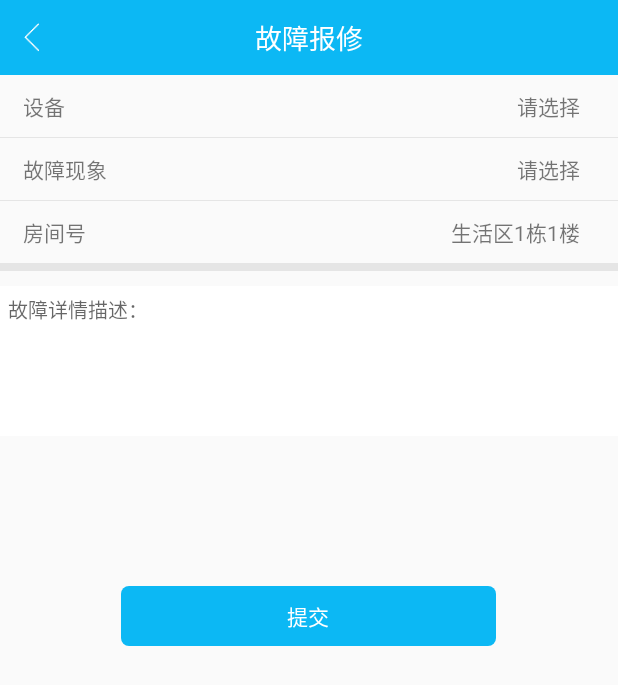
After one commit to kotnekai/ZhiDeProject, an Android app: the RepairActivity screen opened directly, with no data from a screen before it, on a phone screen of 412 x 824 dp. The commit adds this screen. Shown: the top 685 px of the screen. Run offline under Robolectric (Android 15) with nearby library versions, the phone set to English and light mode, and no system bars; our stand-ins replace ButterKnife, CircleImageView, EventBus; libraries missing offline, so code that uses them is left out: org.jaaksi.pickerview.

Commit message:
其他页面

```diff
--- a/app/build.gradle
+++ b/app/build.gradle
@@ -37,6 +37,8 @@ dependencies {
     compile 'com.scwang.smartrefresh:SmartRefreshHeader:1.1.0-alpha-14'
     compile 'com.android.support:recyclerview-v7:26.+'
     compile 'com.tencent.mm.opensdk:wechat-sdk-android-with-mta:+'
+    compile 'org.jaaksi:pickerview:1.0.1'
+
     testCompile 'junit:junit:4.12'
     compile project(path: ':okhttputils')
     compile project(':okhttputils')
--- a/app/src/main/java/com/zhide/app/common/ComApplication.java
+++ b/app/src/main/java/com/zhide/app/common/ComApplication.java
@@ -20,6 +20,7 @@ import com.tencent.mm.opensdk.openapi.IWXAPI;
 import com.tencent.mm.opensdk.openapi.WXAPIFactory;
 import com.zhide.app.R;
 import com.zhide.app.okhttp.MyOkhttpUtils;
+import com.zhide.app.utils.PickViewUtil;
 
 import java.util.ArrayList;
 import java.util.List;
@@ -72,6 +73,8 @@ public class ComApplication extends Application {
         msgApi.registerApp("wxd930ea5d5a258f4f");
         Log.d("xyc", "getMsgApi: msgApi1="+msgApi);
         ApplicationHolder.getInstance().setMsgApi(msgApi);
+        PickViewUtil.initTimePickOptions(this);
+
     }
 
 
--- /dev/null
+++ b/app/src/main/java/com/zhide/app/view/activity/RepairActivity.java
@@ -0,0 +1,86 @@
+package com.zhide.app.view.activity;
+
+import android.content.Context;
+import android.content.Intent;
+import android.os.Bundle;
+import android.view.View;
+import android.widget.EditText;
+import android.widget.TextView;
+
+import com.zhide.app.R;
+import com.zhide.app.model.SpinnerSelectModel;
+import com.zhide.app.utils.InitUtils;
+import com.zhide.app.utils.PickViewUtil;
+import com.zhide.app.utils.ToastUtil;
+import com.zhide.app.view.base.BaseActivity;
+
+import org.jaaksi.pickerview.dataset.OptionDataSet;
+import org.jaaksi.pickerview.picker.OptionPicker;
+
+import java.util.List;
+
+import butterknife.BindView;
+import butterknife.OnClick;
+
+public class RepairActivity extends BaseActivity {
+
+    @BindView(R.id.tvSelectDevice)
+    TextView tvSelectDevice;
+    @BindView(R.id.tvSelectFault)
+    TextView tvSelectFault;
+    @BindView(R.id.tvRoomNumber)
+    TextView tvRoomNumber;
+    @BindView(R.id.edtContent)
+    EditText edtContent;
+    @BindView(R.id.tvSubmit)
+    TextView tvSubmit;
+
+    @Override
+    protected int getCenterView() {
+        return R.layout.activity_repair;
+    }
+
+    @Override
+    protected void initHeader() {
+        setHeaderTitle(getString(R.string.repair_title));
+    }
+
+    @Override
+    protected void onCreate(Bundle savedInstanceState) {
+        super.onCreate(savedInstanceState);
+
+    }
+
+    public static Intent makeIntent(Context context) {
+        return new Intent(context,RepairActivity.class);
+    }
+
+    @OnClick({R.id.tvSelectDevice,R.id.tvSelectFault,R.id.tvSubmit})
+    public void onClick(View view) {
+        switch (view.getId()) {
+            case R.id.tvSelectDevice:
+                List<SpinnerSelectModel> repairDeviceList = InitUtils.getRepairDeviceList();
+                PickViewUtil.showSelectPickDialog(this, repairDeviceList, 1, new OptionPicker.OnOptionSelectListener() {
+                    @Override
+                    public void onOptionSelect(OptionPicker picker, int[] selectedPosition, OptionDataSet[] selectedOptions) {
+                        SpinnerSelectModel spinnerItem = (SpinnerSelectModel) selectedOptions[0];
+                        tvSelectDevice.setText(spinnerItem.getName());
+                    }
+                });
+                break;
+            case R.id.tvSelectFault:
+                List<SpinnerSelectModel> repairReasonList = InitUtils.getRepairReasonList();
+                PickViewUtil.showSelectPickDialog(this, repairReasonList, 1, new OptionPicker.OnOptionSelectListener() {
+                    @Override
+                    public void onOptionSelect(OptionPicker picker, int[] selectedPosition, OptionDataSet[] selectedOptions) {
+                        SpinnerSelectModel spinnerItem = (SpinnerSelectModel) selectedOptions[0];
+                        tvSelectFault.setText(spinnerItem.getName());
+                    }
+                });
+                break;
+            case R.id.tvSubmit:
+                ToastUtil.showShort("提交成功");
+                break;
+        }
+    }
+}
--- /dev/null
+++ b/app/src/main/res/layout/activity_repair.xml
@@ -0,0 +1,112 @@
+<?xml version="1.0" encoding="utf-8"?>
+<LinearLayout xmlns:android="http://schemas.android.com/apk/res/android"
+    xmlns:tools="http://schemas.android.com/tools"
+    android:layout_width="match_parent"
+    android:layout_height="match_parent"
+    android:orientation="vertical"
+    tools:context=".view.activity.RepairActivity">
+
+    <RelativeLayout
+
+        android:layout_width="match_parent"
+        android:layout_height="wrap_content"
+        android:paddingLeft="15dp"
+        android:paddingRight="15dp">
+
+        <TextView
+            android:layout_width="wrap_content"
+            android:layout_height="wrap_content"
+            android:layout_centerVertical="true"
+            android:text="设备" />
+
+        <TextView
+            android:id="@+id/tvSelectDevice"
+            android:layout_width="wrap_content"
+            android:layout_height="wrap_content"
+            android:layout_alignParentRight="true"
+            android:padding="10dp"
+            android:text="请选择" />
+
+    </RelativeLayout>
+
+    <View
+        android:layout_width="match_parent"
+        android:layout_height="0.5dp"
+        android:background="@color/divider_color" />
+
+    <RelativeLayout
+        android:layout_width="match_parent"
+        android:layout_height="wrap_content"
+        android:paddingLeft="15dp"
+        android:paddingRight="15dp">
+
+        <TextView
+            android:layout_width="wrap_content"
+            android:layout_height="wrap_content"
+            android:layout_centerVertical="true"
+            android:text="故障现象" />
+
+        <TextView
+            android:id="@+id/tvSelectFault"
+            android:layout_width="wrap_content"
+            android:layout_height="wrap_content"
+            android:layout_alignParentRight="true"
+            android:padding="10dp"
+            android:text="请选择" />
+    </RelativeLayout>
+
+    <View
+        android:layout_width="match_parent"
+        android:layout_height="0.5dp"
+        android:background="@color/divider_color" />
+
+    <RelativeLayout
+        android:layout_width="match_parent"
+        android:layout_height="wrap_content"
+        android:paddingLeft="15dp"
+        android:paddingRight="15dp">
+
+        <TextView
+            android:layout_width="wrap_content"
+            android:layout_height="wrap_content"
+            android:layout_centerVertical="true"
+            android:text="房间号" />
+
+        <TextView
+            android:id="@+id/tvRoomNumber"
+            android:layout_width="wrap_content"
+            android:layout_height="wrap_content"
+            android:layout_alignParentRight="true"
+            android:padding="10dp"
+            android:text="生活区1栋1楼" />
+    </RelativeLayout>
+
+    <View
+        android:layout_width="match_parent"
+        android:layout_height="5dp"
+        android:background="@color/divider_color" />
+
+    <EditText
+        android:id="@+id/edtContent"
+        android:layout_width="match_parent"
+        android:layout_height="wrap_content"
+        android:layout_marginTop="10dp"
+        android:background="@color/white"
+        android:gravity="top"
+        android:hint="故障详情描述："
+        android:minHeight="100dp"
+        android:paddingLeft="5dp"
+        android:paddingTop="5dp"
+        android:textSize="13sp" />
+
+    <TextView
+        android:id="@+id/tvSubmit"
+        android:layout_width="250dp"
+        android:layout_height="40dp"
+        android:layout_gravity="center_horizontal"
+        android:layout_marginTop="100dp"
+        android:background="@drawable/com_btn_blue_5r_bg_shape"
+        android:gravity="center"
+        android:text="提交"
+        android:textColor="@color/white" />
+</LinearLayout>
--- a/app/src/main/res/layout/fragment_about.xml
+++ b/app/src/main/res/layout/fragment_about.xml
@@ -3,6 +3,7 @@
     android:layout_width="match_parent"
     android:layout_height="match_parent"
     android:orientation="vertical">
+
 
     <LinearLayout
         android:id="@+id/llFailureReporting"
@@ -44,7 +45,7 @@
     </LinearLayout>
 
     <RelativeLayout
-        android:id="@+id/llServicePhone"
+        android:id="@+id/rlServicePhone"
         android:layout_width="match_parent"
         android:layout_height="50dp">
 
--- a/app/src/main/res/layout/fragment_mine.xml
+++ b/app/src/main/res/layout/fragment_mine.xml
@@ -166,8 +166,8 @@
                 android:layout_alignParentRight="true"
                 android:layout_below="@id/view6"
                 android:layout_marginRight="10dp"
+                android:layout_marginTop="10dp"
                 android:enabled="false"
-                android:layout_marginTop="10dp"
                 android:text="女" />
 
             <CheckBox
@@ -175,10 +175,10 @@
                 android:layout_width="wrap_content"
                 android:layout_height="wrap_content"
                 android:layout_below="@id/view6"
-               android:enabled="false"
                 android:layout_marginRight="20dp"
                 android:layout_marginTop="10dp"
                 android:layout_toLeftOf="@id/checkMan"
+                android:enabled="false"
                 android:text="男" />
 
             <View
--- a/app/src/main/res/values/strings.xml
+++ b/app/src/main/res/values/strings.xml
@@ -79,4 +79,9 @@
     <string name="my_bill_title">我的账单</string>
 
     <string name="get_net_data_error">请求数据出错</string>
+
+    <string name="repair_title">故障报修</string>
+    <string name="operate_guide_title">操作指引</string>
+    <string name="bath_operate_guide_tip">洗澡功能操作指引</string>
+
 </resources>
--- a/app/src/main/res/values/styles.xml
+++ b/app/src/main/res/values/styles.xml
@@ -71,7 +71,7 @@
 
 
     <style name="text_Item_style">
-        <item name="android:clickable">true</item>
+
         <item name="android:gravity">center_vertical</item>
         <item name="android:paddingStart">15dp</item>
         <item name="android:paddingEnd">15dp</item>
```
Also changed, not shown: app/src/main/AndroidManifest.xml (+11 -7 lines), app/src/main/java/com/zhide/app/model/SpinnerSelectModel.java (added, +51 -0 lines), app/src/main/java/com/zhide/app/utils/InitUtils.java (added, +28 -0 lines), app/src/main/java/com/zhide/app/utils/PickViewUtil.java (added, +78 -0 lines), app/src/main/java/com/zhide/app/view/activity/LoginActivity.java (+7 -1 lines), app/src/main/java/com/zhide/app/view/activity/OperateGuideActivity.java (added, +40 -0 lines), app/src/main/java/com/zhide/app/view/activity/RegisterActivity.java (added, +55 -0 lines), app/src/main/java/com/zhide/app/view/fragment/AboutFragment.java (+37 -0 lines), app/src/main/res/layout/activity_operate_guide.xml (added, +21 -0 lines), app/src/main/res/layout/activity_register.xml (added, +108 -0 lines), 1 other file.
